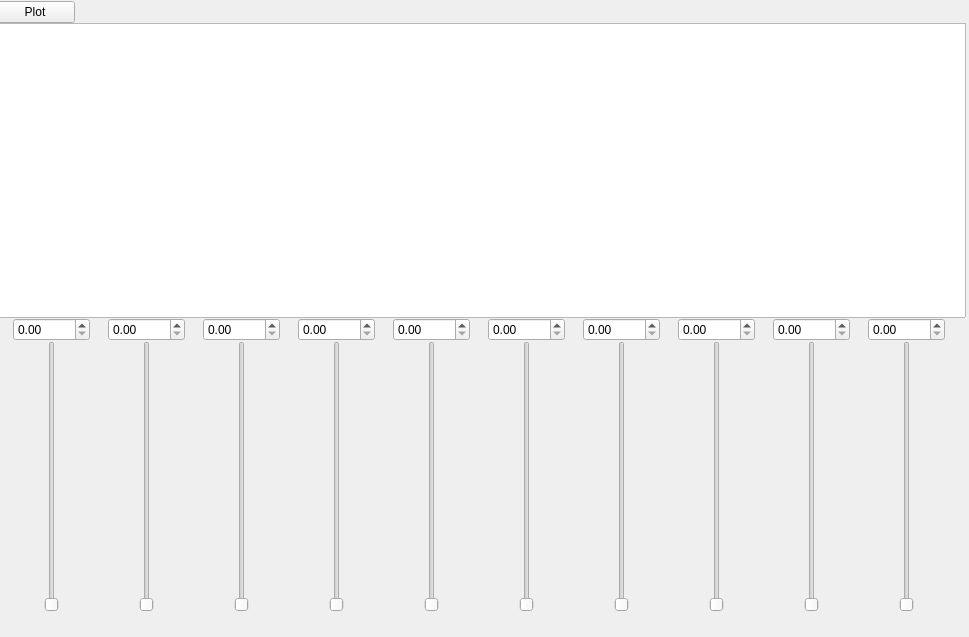
This is ui/HarmonicSynthesisWidget.ui in Arraiz/python-signals as Qt 5 draws it before an edit. The edited form follows.
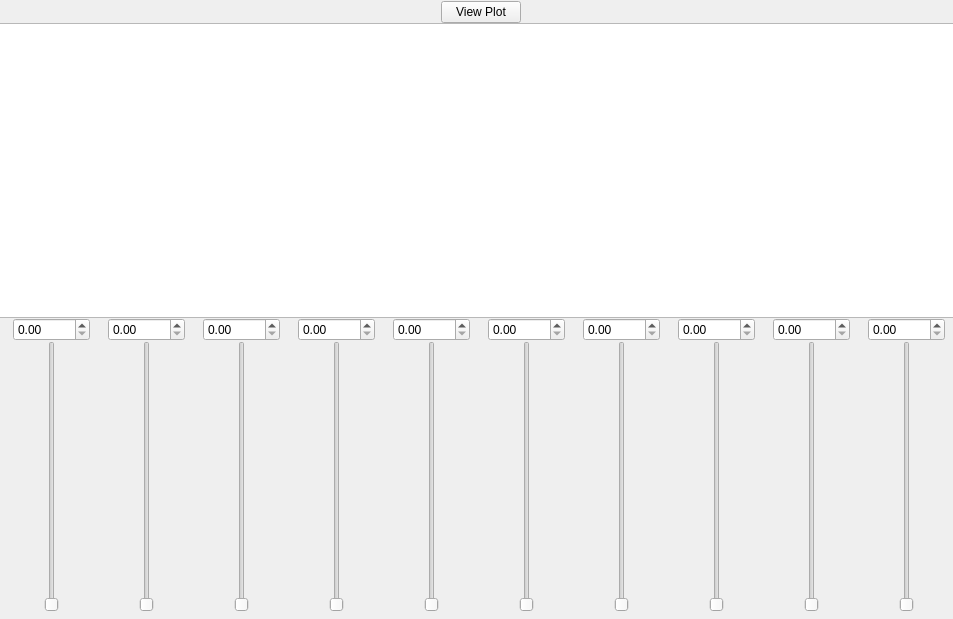
This is the edited form. Custom widgets are drawn as their Qt base class.

```diff
--- a/ui/HarmonicSynthesisWidget.ui
+++ b/ui/HarmonicSynthesisWidget.ui
@@ -6,8 +6,8 @@
    <rect>
     <x>0</x>
     <y>0</y>
-    <width>969</width>
-    <height>637</height>
+    <width>953</width>
+    <height>619</height>
    </rect>
   </property>
   <property name="windowTitle">
@@ -31,10 +31,23 @@
       <property name="spacing">
        <number>0</number>
       </property>
+      <item>
+       <spacer name="horizontalSpacer_2">
+        <property name="orientation">
+         <enum>Qt::Horizontal</enum>
+        </property>
+        <property name="sizeHint" stdset="0">
+         <size>
+          <width>40</width>
+          <height>20</height>
+         </size>
+        </property>
+       </spacer>
+      </item>
       <item>
        <widget class="QPushButton" name="pushButtonPlot">
         <property name="text">
-         <string>Plot</string>
+         <string>View Plot</string>
         </property>
        </widget>
       </item>
```
